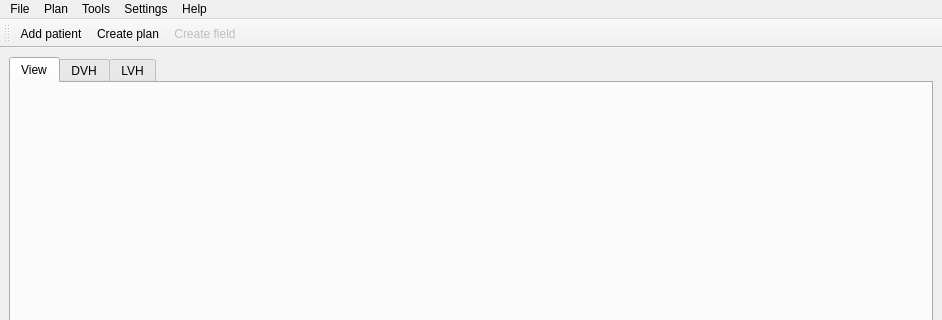
The window that pytripgui/view/main_window.ui (pytrip/pytripgui) describes before a commit, drawn with Qt 5; both pictures show x 0 to 942 and y 0 to 320 of the 942 by 585 pixel window.
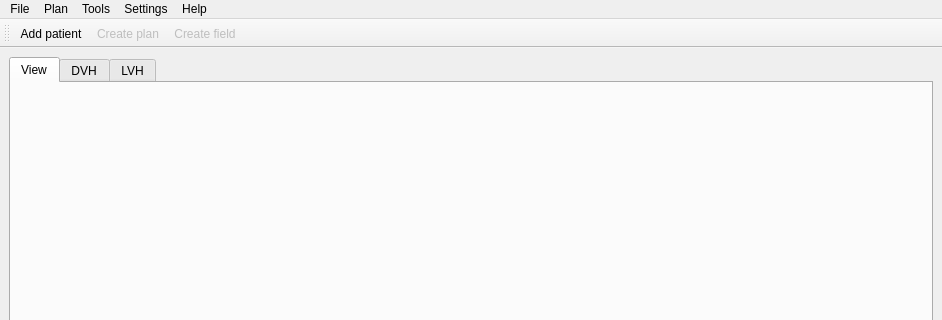
The same window after the commit. Icons and pictures are not drawn.

Commit message: "create plan" disabled by default

```diff
--- a/pytripgui/view/main_window.ui
+++ b/pytripgui/view/main_window.ui
@@ -269,6 +269,9 @@
    </property>
   </action>
   <action name="actionNew_Plan">
+   <property name="enabled">
+    <bool>false</bool>
+   </property>
    <property name="icon">
     <iconset>
      <normaloff>../res/create_plan.png</normaloff>../res/create_plan.png</iconset>
```
The commit also changes 2 other files.
